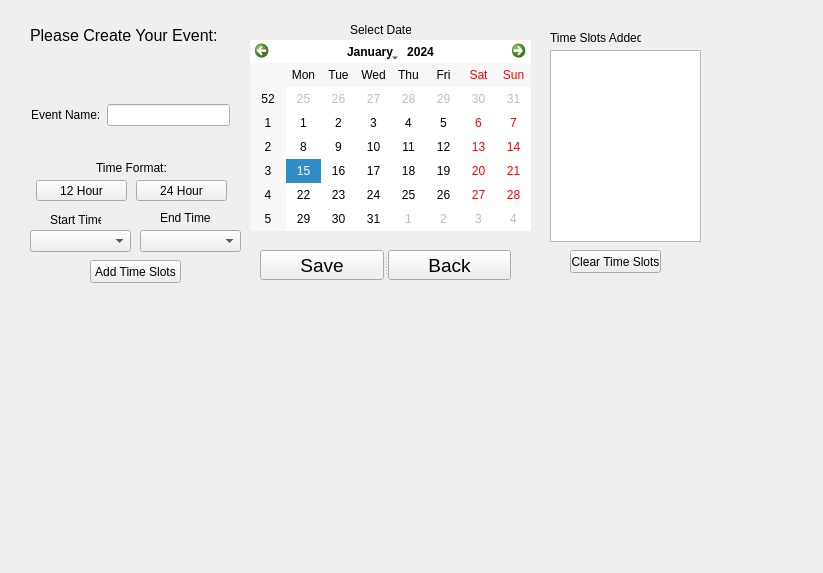
This is EventPlanner/eventadminmode.ui in lanegramling/EventPlanner_Project as Qt 5 draws it before an edit. The edited form follows.
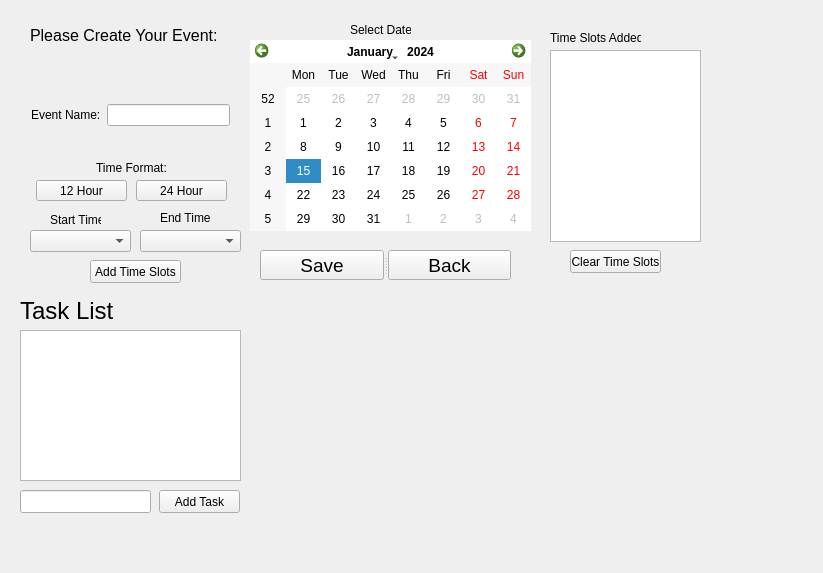
This is the edited form.

Commit message: ADDING Tasks is implemented and fully works. Now need to get the rest of the functionality

The edit to the form file:
```diff
--- a/EventPlanner/eventadminmode.ui
+++ b/EventPlanner/eventadminmode.ui
@@ -290,6 +290,57 @@
      <bool>true</bool>
     </property>
    </widget>
+   <widget class="QListWidget" name="tasksWidget">
+    <property name="geometry">
+     <rect>
+      <x>20</x>
+      <y>330</y>
+      <width>221</width>
+      <height>151</height>
+     </rect>
+    </property>
+   </widget>
+   <widget class="QLineEdit" name="taskEdit">
+    <property name="geometry">
+     <rect>
+      <x>20</x>
+      <y>490</y>
+      <width>131</width>
+      <height>23</height>
+     </rect>
+    </property>
+   </widget>
+   <widget class="QPushButton" name="taskButton">
+    <property name="geometry">
+     <rect>
+      <x>159</x>
+      <y>490</y>
+      <width>81</width>
+      <height>23</height>
+     </rect>
+    </property>
+    <property name="text">
+     <string>Add Task</string>
+    </property>
+   </widget>
+   <widget class="QLabel" name="label_8">
+    <property name="geometry">
+     <rect>
+      <x>20</x>
+      <y>300</y>
+      <width>111</width>
+      <height>21</height>
+     </rect>
+    </property>
+    <property name="font">
+     <font>
+      <pointsize>18</pointsize>
+     </font>
+    </property>
+    <property name="text">
+     <string>Task List</string>
+    </property>
+   </widget>
   </widget>
   <widget class="QMenuBar" name="menuBar">
    <property name="geometry">
```
Left out of the diff: 2 changed lines with no effect on the pictures. The commit also changes 6 other files.
